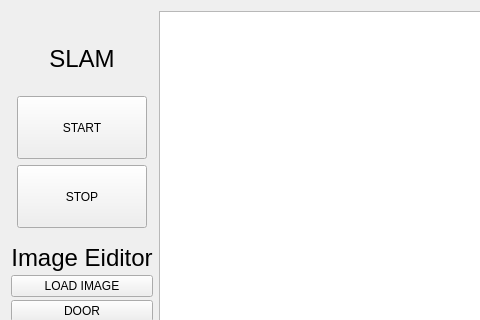
Old version of the form SLAM_Editor/mainwindow.ui in the repository codingx-2019-team4/SLAM_Editor; both pictures show x 0 to 480 and y 0 to 320 of the 800 by 600 pixel window.
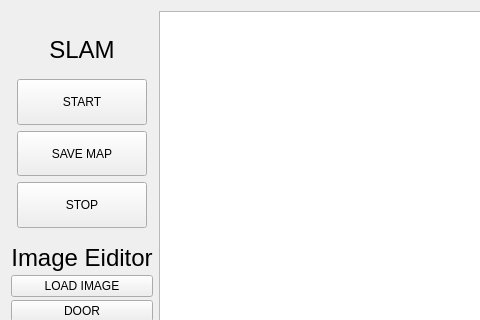
New version of the form.

The edit to the form file:
```diff
--- a/SLAM_Editor/mainwindow.ui
+++ b/SLAM_Editor/mainwindow.ui
@@ -89,6 +89,19 @@
           </property>
          </widget>
         </item>
+        <item>
+         <widget class="QPushButton" name="mapSaveBt">
+          <property name="sizePolicy">
+           <sizepolicy hsizetype="Preferred" vsizetype="Preferred">
+            <horstretch>0</horstretch>
+            <verstretch>0</verstretch>
+           </sizepolicy>
+          </property>
+          <property name="text">
+           <string>SAVE MAP</string>
+          </property>
+         </widget>
+        </item>
         <item>
          <widget class="QPushButton" name="Stop">
           <property name="sizePolicy">
```
